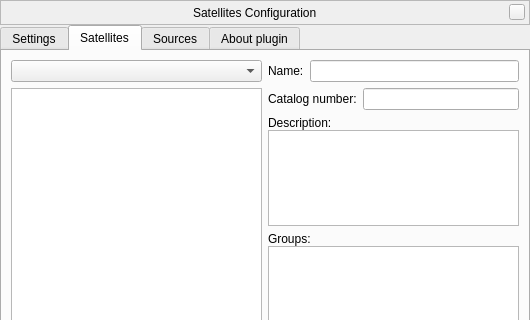
519984307/stellarium_src, file plugins/Satellites/src/gui/satellitesDialog.ui: the form before one commit; both pictures show x 0 to 530 and y 0 to 320 of the 530 by 498 pixel window.
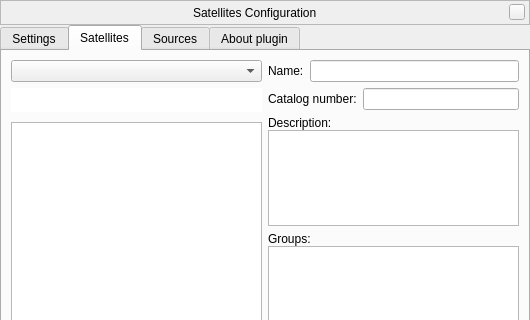
The form after the commit. The open tabs and pages were chosen to show the change. Icons and pictures are not drawn. Custom widgets are drawn as their Qt base class.

Commit message: Satellites: added a search/filter for the main satellites list

Patch:
```diff
--- a/plugins/Satellites/src/gui/satellitesDialog.ui
+++ b/plugins/Satellites/src/gui/satellitesDialog.ui
@@ -6,7 +6,7 @@
    <rect>
     <x>0</x>
     <y>0</y>
-    <width>528</width>
+    <width>530</width>
     <height>498</height>
    </rect>
   </property>
@@ -439,7 +439,22 @@
           <widget class="QComboBox" name="groupsCombo"/>
          </item>
          <item>
-          <widget class="QListWidget" name="satellitesList">
+          <widget class="QLineEdit" name="lineEditSearch">
+           <property name="styleSheet">
+            <string notr="true">QLineEdit {
+	margin: 0px 0px 4px 0px;
+	padding: 4px;
+	padding-left: 32px;
+	background-image: url(:/graphicGui/searchBoxBackground.png);
+	background-repeat: none;
+	background-position: center left;
+	border: none;
+}/* Stolen from the #citySearchLineEdit widget. */</string>
+           </property>
+          </widget>
+         </item>
+         <item>
+          <widget class="QListView" name="satellitesList">
            <property name="selectionMode">
             <enum>QAbstractItemView::ExtendedSelection</enum>
            </property>
```
Left out of the diff: 4 changed lines with no effect on the pictures. The commit also changes 4 other files.
